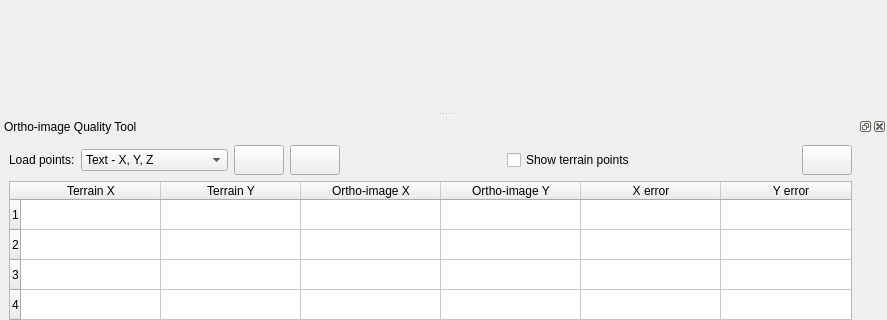
e-foto/e-foto, file EDU/trunk/qt/interface/OrthoQualityEditor.ui: the form before one commit; both pictures show x 0 to 887 and y 126 to 446 of the 887 by 530 pixel window.
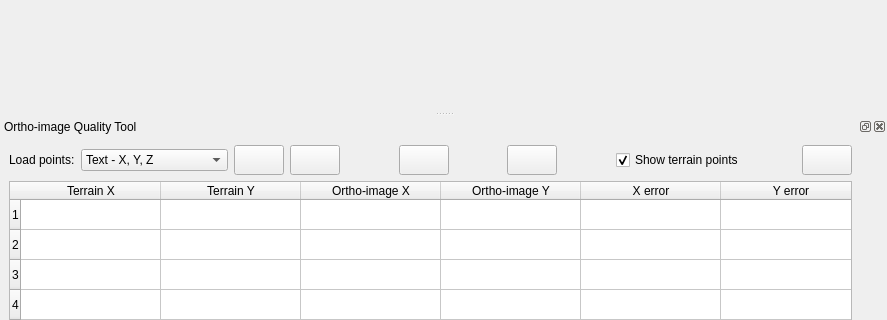
The form after the commit. Icons and pictures are not drawn.

Diff of the .ui file:
```diff
--- a/EDU/trunk/qt/interface/OrthoQualityEditor.ui
+++ b/EDU/trunk/qt/interface/OrthoQualityEditor.ui
@@ -131,11 +131,80 @@
          </property>
         </spacer>
        </item>
+       <item>
+        <widget class="QToolButton" name="calculateButton">
+         <property name="minimumSize">
+          <size>
+           <width>50</width>
+           <height>30</height>
+          </size>
+         </property>
+         <property name="toolTip">
+          <string>Calculate</string>
+         </property>
+         <property name="text">
+          <string/>
+         </property>
+         <property name="icon">
+          <iconset resource="../resource/resource.qrc">
+           <normaloff>:/icon/calculate.png</normaloff>:/icon/calculate.png</iconset>
+         </property>
+        </widget>
+       </item>
+       <item>
+        <spacer name="horizontalSpacer_4">
+         <property name="orientation">
+          <enum>Qt::Horizontal</enum>
+         </property>
+         <property name="sizeHint" stdset="0">
+          <size>
+           <width>40</width>
+           <height>20</height>
+          </size>
+         </property>
+        </spacer>
+       </item>
+       <item>
+        <widget class="QToolButton" name="deleteButton">
+         <property name="minimumSize">
+          <size>
+           <width>50</width>
+           <height>30</height>
+          </size>
+         </property>
+         <property name="toolTip">
+          <string>Delete point</string>
+         </property>
+         <property name="text">
+          <string/>
+         </property>
+         <property name="icon">
+          <iconset resource="../resource/resource.qrc">
+           <normaloff>:/icon/remove.png</normaloff>:/icon/remove.png</iconset>
+         </property>
+        </widget>
+       </item>
+       <item>
+        <spacer name="horizontalSpacer_3">
+         <property name="orientation">
+          <enum>Qt::Horizontal</enum>
+         </property>
+         <property name="sizeHint" stdset="0">
+          <size>
+           <width>40</width>
+           <height>20</height>
+          </size>
+         </property>
+        </spacer>
+       </item>
        <item>
         <widget class="QCheckBox" name="checkBox">
          <property name="text">
           <string>Show terrain points</string>
          </property>
+         <property name="checked">
+          <bool>true</bool>
+         </property>
         </widget>
        </item>
        <item>
```
